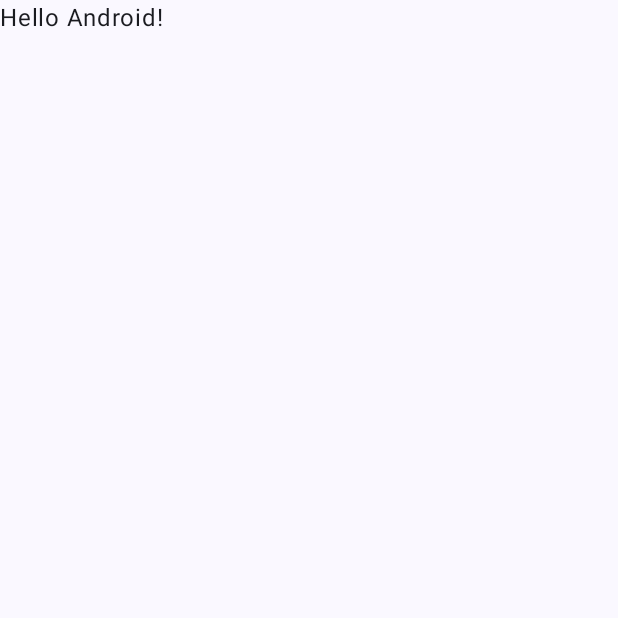
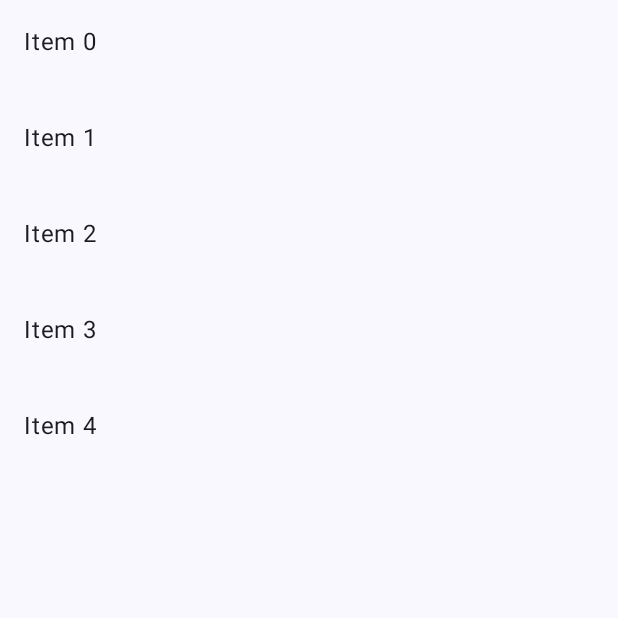
Before and after one commit to JTastico/lab04-jt, an Android app built with Jetpack Compose: the screen it shows after launch (MainActivity), on a phone screen of 412 x 824 dp, the top half of it. Before the commit the part shown is almost empty. Run offline under Robolectric (Android 15) with nearby library versions, the phone set to English and light mode, and no system bars.

Commit message:
add Component LazyColumn

```diff
--- a/app/src/main/java/com/example/lab4/MainActivity.kt
+++ b/app/src/main/java/com/example/lab4/MainActivity.kt
@@ -4,13 +4,13 @@ import android.os.Bundle
 import androidx.activity.ComponentActivity
 import androidx.activity.compose.setContent
 import androidx.activity.enableEdgeToEdge
-import androidx.compose.foundation.layout.fillMaxSize
-import androidx.compose.foundation.layout.padding
-import androidx.compose.material3.Scaffold
-import androidx.compose.material3.Text
+import androidx.compose.foundation.layout.*
+import androidx.compose.foundation.lazy.LazyColumn
+import androidx.compose.material3.*
 import androidx.compose.runtime.Composable
 import androidx.compose.ui.Modifier
 import androidx.compose.ui.tooling.preview.Preview
+import androidx.compose.ui.unit.dp
 import com.example.lab4.ui.theme.Lab4Theme
 
 class MainActivity : ComponentActivity() {
@@ -19,11 +19,8 @@ class MainActivity : ComponentActivity() {
         enableEdgeToEdge()
         setContent {
             Lab4Theme {
-                Scaffold( modifier = Modifier.fillMaxSize() ) { innerPadding ->
-                    Greeting(
-                        name = "Android",
-                        modifier = Modifier.padding(innerPadding)
-                    )
+                Scaffold(modifier = Modifier.fillMaxSize()) { innerPadding ->
+                    ContentWithLazyColumn(modifier = Modifier.padding(innerPadding))
                 }
             }
         }
@@ -31,17 +28,24 @@ class MainActivity : ComponentActivity() {
 }
 
 @Composable
-fun Greeting(name: String, modifier: Modifier = Modifier) {
-    Text(
-        text = "Hello $name!",
-        modifier = modifier
-    )
+fun ContentWithLazyColumn(modifier: Modifier = Modifier) {
+    LazyColumn(
+        modifier = modifier.fillMaxSize(),
+        verticalArrangement = Arrangement.spacedBy(8.dp)
+    ) {
+        items(5) { index ->
+            Text(
+                text = "Item $index",
+                modifier = Modifier.padding(16.dp)
+            )
+        }
+    }
 }
 
 @Preview(showBackground = true)
 @Composable
-fun GreetingPreview() {
+fun LazyColumnPreview() {
     Lab4Theme {
-        Greeting("Android")
+        ContentWithLazyColumn()
     }
 }
```
